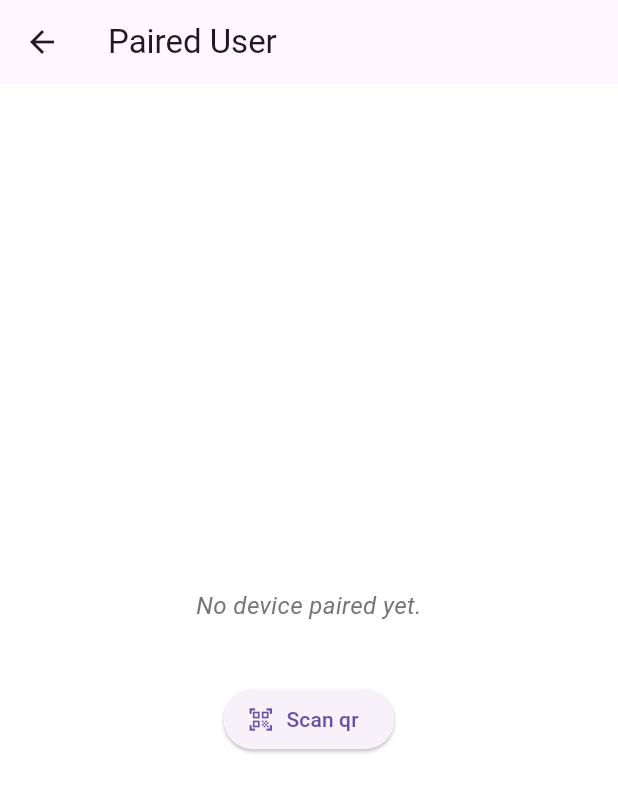
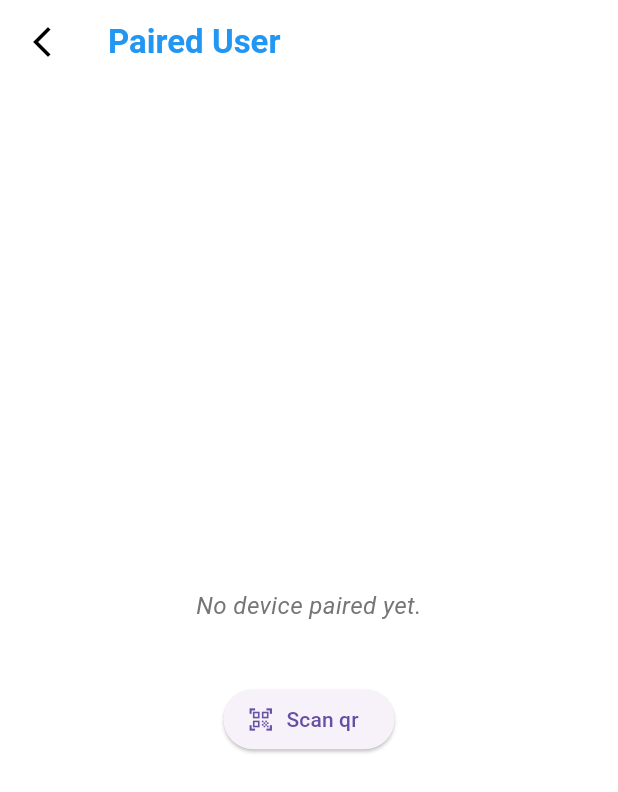
Before and after one commit to aadilansari/basic_chat_app, a Flutter app: the PairingPage screen opened directly, on a phone screen of 412 x 824 dp. Shown: the top 792 px of the screen. Run offline on Flutter 3.47's test engine with Material 3 defaults, Android fonts, the phone set to English and light mode, and no system bars; our stand-ins replace firebase_core, firebase_messaging, flutter_local_notifications, flutter_map, flutter_riverpod, googleapis_auth and 7 more; missing offline and left inert: dart:ffi, mobile_scanner; accounts and stored records are empty; project files that could hold a hidden picture were left out.

Commit message:
updates appbar

```diff
--- /dev/null
+++ b/lib/core/widgets/custom_appbar.dart
@@ -0,0 +1,39 @@
+import 'package:flutter/material.dart';
+
+class CustomAppBar extends StatelessWidget implements PreferredSizeWidget {
+  final String title;
+  final VoidCallback? onBack;
+  final bool hideBackButton;
+
+  const CustomAppBar({
+    super.key,
+    required this.title,
+    this.onBack,
+    this.hideBackButton = false,
+  });
+
+  @override
+  Size get preferredSize => const Size.fromHeight(kToolbarHeight);
+
+  @override
+  Widget build(BuildContext context) {
+    return AppBar(
+      automaticallyImplyLeading: false, // ✅ Prevent default back icon
+      leading: hideBackButton
+          ? null
+          : IconButton(
+              icon: const Icon(Icons.arrow_back_ios_new, color: Colors.black),
+              onPressed: onBack ?? () => Navigator.pop(context),
+            ),
+      title: Text(
+        title,
+        style: const TextStyle(
+          color: Colors.blue,
+          fontWeight: FontWeight.bold,
+        ),
+      ),
+      backgroundColor: Colors.white,
+      elevation: 0,
+    );
+  }
+}
--- a/lib/data/services/background_message_handler.dart
+++ b/lib/data/services/background_message_handler.dart
@@ -7,12 +7,13 @@ import 'package:shared_preferences/shared_preferences.dart';
 @pragma('vm:entry-point')
 Future<void> firebaseBackgroundMessageHandler(RemoteMessage message) async {
   final sender = message.data['sender'] ?? 'Unknown';
+   final senderEmail = message.data['email']?? '';
   final text = message.data['message'] ?? '';
  final prefs = await SharedPreferences.getInstance();
   final currentUserEmail = prefs.getString('user_email') ?? 'unknown_user@example.com';
 
   final newMessage = MessageModel(
-    sender: sender,
+    sender: senderEmail,
     receiver: currentUserEmail, // Replace with actual login logic
     message: text,
     timestamp: DateTime.now(),
--- a/lib/feature/auth/view/register_page.dart
+++ b/lib/feature/auth/view/register_page.dart
@@ -1,4 +1,5 @@
 import 'package:basic_chat_app/core/localization/app_localization.dart';
+import 'package:basic_chat_app/core/widgets/custom_appbar.dart';
 import 'package:basic_chat_app/core/widgets/custom_textfield.dart';
 import 'package:basic_chat_app/core/widgets/password_textfield.dart';
 import 'package:basic_chat_app/data/models/user_model.dart';
@@ -77,8 +78,8 @@ class _RegisterPageState extends ConsumerState<RegisterPage> {
     final selectedCountry = ref.watch(selectedCountryProvider);
 final t = AppLocalizations.of(context);
     return Scaffold(
-  appBar: AppBar(
-    title: Text(t.translate("back")),
+  appBar: CustomAppBar(
+    title: t.translate("back"),
   ),
   body: SingleChildScrollView(
     child: ConstrainedBox(
--- a/lib/feature/chat/viewmodel/chat_viewmodel.dart
+++ b/lib/feature/chat/viewmodel/chat_viewmodel.dart
@@ -54,7 +54,8 @@ class ChatViewModel extends StateNotifier<List<MessageModel>> {
   }
 
   Future<void> loadMessages() async {
-    state = await db.getMessages(currentUserEmail, partnerUser.fcmToken);
+     state = await db.getMessages(currentUserEmail, partnerUser.email);
+   // state = await db.getMessages(currentUserEmail, partnerUser.name);
   }
 
 
@@ -64,7 +65,7 @@ class ChatViewModel extends StateNotifier<List<MessageModel>> {
   Future<void> sendMessage(String msg) async {
     final message = MessageModel(
       sender: currentUserEmail,
-      receiver: partnerUser.fcmToken,
+      receiver: partnerUser.email,
       message: msg,
       timestamp: DateTime.now(),
     );
--- a/lib/feature/map/view/map_page.dart
+++ b/lib/feature/map/view/map_page.dart
@@ -1,3 +1,4 @@
+import 'package:basic_chat_app/core/widgets/custom_appbar.dart';
 import 'package:basic_chat_app/data/services/location_service.dart';
 import 'package:flutter/material.dart';
 import 'package:flutter_map/flutter_map.dart';
@@ -89,7 +90,7 @@ Future<void> _loadLocation() async {
   @override
   Widget build(BuildContext context) {
     return Scaffold(
-      appBar: AppBar(title: const Text('Location: Map View')),
+      appBar: CustomAppBar(title:  'Location: Map View'),
       body: currentPosition == null
           ? const Center(child: CircularProgressIndicator())
           : FlutterMap(
--- a/lib/feature/qr/view/pairing_page.dart
+++ b/lib/feature/qr/view/pairing_page.dart
@@ -1,3 +1,4 @@
+import 'package:basic_chat_app/core/widgets/custom_appbar.dart';
 import 'package:basic_chat_app/data/services/paired_user_storage_service.dart';
 import 'package:basic_chat_app/feature/auth/viewmodel/auth_viewmodel.dart';
 import 'package:basic_chat_app/feature/qr/widget/scan_qr_page.dart';
@@ -46,7 +47,7 @@ class _PairingPageState extends ConsumerState<PairingPage> {
     final currentUser = ref.watch(authProvider);
 
     return Scaffold(
-      appBar: AppBar(title: Text(t.translate('paired_user'))),
+      appBar: CustomAppBar(title: t.translate('paired_user')),
       body: Center(
         child: Column(
           mainAxisAlignment: MainAxisAlignment.center,
--- a/lib/feature/qr/widget/scan_qr_page.dart
+++ b/lib/feature/qr/widget/scan_qr_page.dart
@@ -1,7 +1,9 @@
 import 'dart:convert';
+import 'package:basic_chat_app/core/widgets/custom_appbar.dart';
 import 'package:basic_chat_app/data/models/user_model.dart';
 import 'package:basic_chat_app/data/services/paired_user_storage_service.dart';
 import 'package:basic_chat_app/feature/chat/view/user_list_page.dart';
+import 'package:basic_chat_app/main_navigation_page.dart';
 import 'package:flutter/material.dart';
 import 'package:flutter_riverpod/flutter_riverpod.dart';
 import 'package:mobile_scanner/mobile_scanner.dart';
@@ -32,7 +34,7 @@ class _ScanQrPageState extends ConsumerState<ScanQrPage> {
         Navigator.pop(context);
         Navigator.pushReplacement(
           context,
-          MaterialPageRoute(builder: (_) => const UserListPage()),
+          MaterialPageRoute(builder: (_) => const MainNavigationPage()),
         );
       }
     } catch (e) {
@@ -48,7 +50,7 @@ class _ScanQrPageState extends ConsumerState<ScanQrPage> {
   @override
   Widget build(BuildContext context) {
     return Scaffold(
-      appBar: AppBar(title: const Text("Scan QR Code")),
+      appBar: CustomAppBar(title: "Scan QR Code"),
       body: MobileScanner(
         controller: MobileScannerController(),
         onDetect: (barcode) {
--- a/lib/feature/qr/widget/show_qr_page.dart
+++ b/lib/feature/qr/widget/show_qr_page.dart
@@ -1,4 +1,5 @@
 import 'dart:convert';
+import 'package:basic_chat_app/core/widgets/custom_appbar.dart';
 import 'package:basic_chat_app/feature/auth/viewmodel/auth_viewmodel.dart';
 import 'package:basic_chat_app/feature/qr/view/pairing_page.dart';
 import 'package:flutter/material.dart';
@@ -14,7 +15,7 @@ class ShowQrPage extends ConsumerWidget {
     final user = ref.watch(authProvider);
 
     return Scaffold(
-      appBar: AppBar(title: const Text('QR Actions')),
+      appBar: CustomAppBar(title:'QR Actions'),
       body: user == null
           ? const Center(child: Text("Please log in first"))
           : Center(
--- a/lib/settings_page.dart
+++ b/lib/settings_page.dart
@@ -1,6 +1,7 @@
 // ignore_for_file: use_build_context_synchronously
 
 import 'package:basic_chat_app/core/localization/app_localization.dart';
+import 'package:basic_chat_app/core/widgets/custom_appbar.dart';
 import 'package:basic_chat_app/core/widgets/theme_toggle_button.dart';
 import 'package:basic_chat_app/provider/locale_provider.dart';
 import 'package:flutter/material.dart';
@@ -15,7 +16,7 @@ class SettingsPage extends ConsumerWidget {
   Widget build(BuildContext context, WidgetRef ref) {
     final t = AppLocalizations.of(context);
     return Scaffold(
-      appBar: AppBar(title:Text(t.translate('settings'))),
+      appBar: CustomAppBar(title: t.translate('settings')),
       body: Center(
         child: Column(
           children: [
```
Also changed, not shown: lib/data/services/database_service.dart (+28 -0 lines), lib/data/services/notification_service.dart (+39 -27 lines), lib/feature/chat/view/chat_page.dart (+5 -26 lines), lib/feature/chat/view/user_list_page.dart (+113 -21 lines), lib/main.dart (+9 -2 lines), lib/provider/notification_provider.dart (+22 -0 lines).
